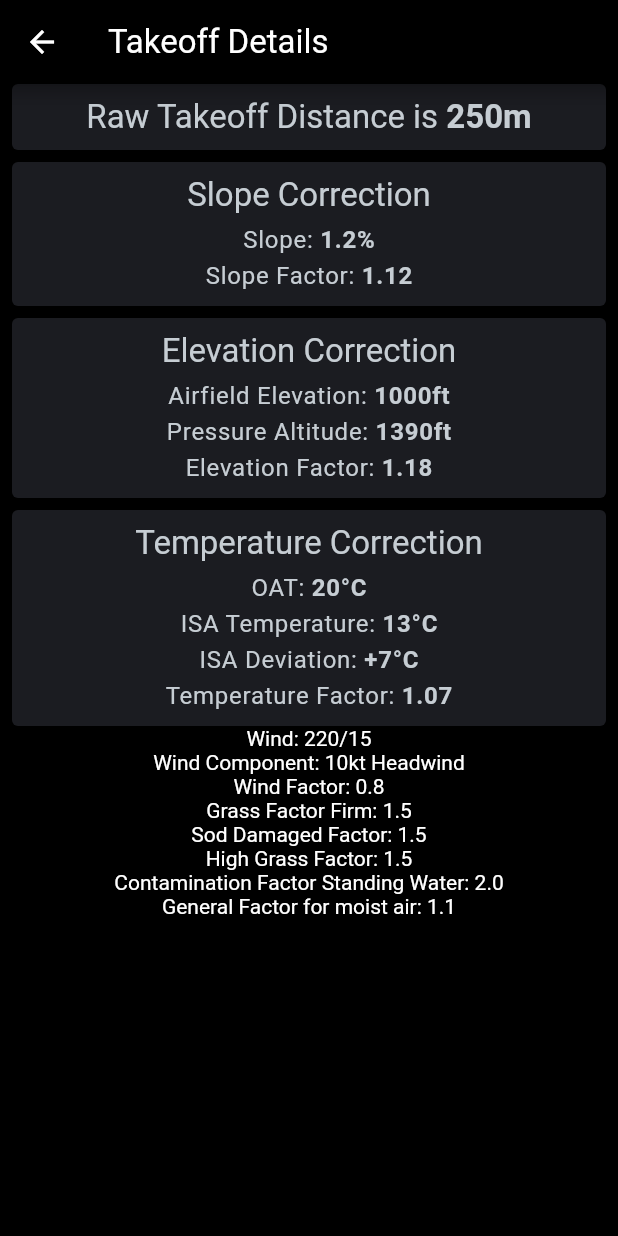
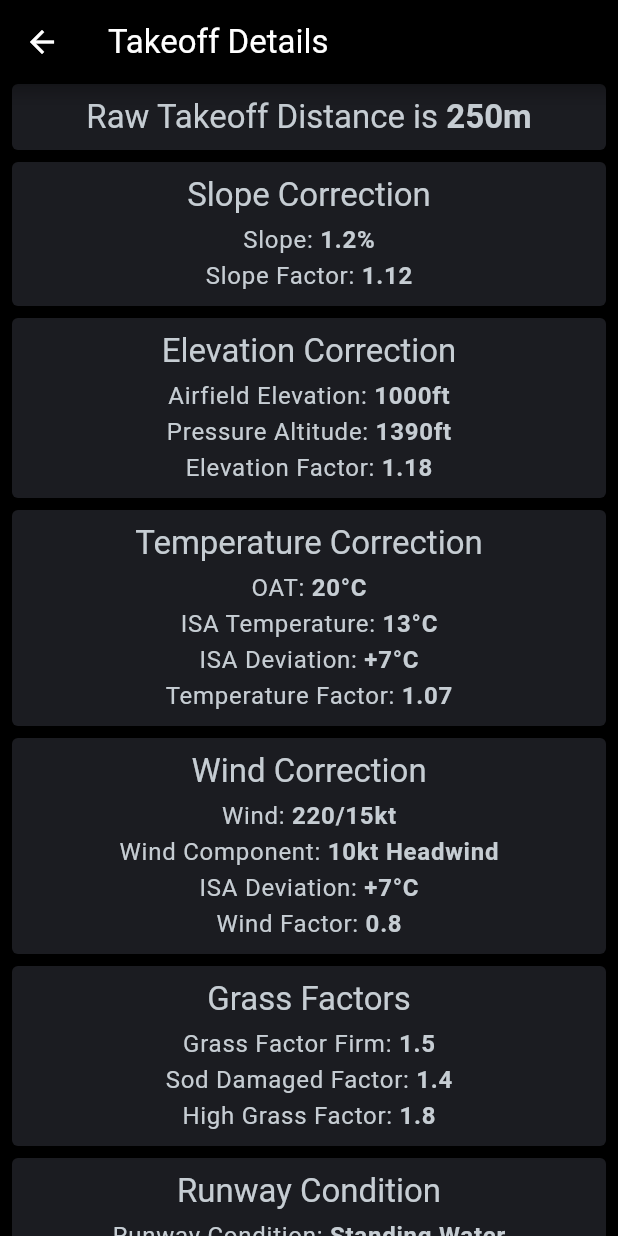
Before and after one commit to FrenchTacoDev/ultra_light_performance_tool, a Flutter app: the TakeoffDetails screen opened directly, on a phone screen of 412 x 824 dp. Run offline on Flutter 3.47's test engine with Material 3 defaults, Android fonts, the phone set to English and light mode, and no system bars; our stand-ins replace file_picker, flutter_bloc, share_plus, sqflite, sqflite_common_ffi; accounts and stored records are empty.

Commit message:
calculation rework
needs testing!

```diff
--- a/lib/src/performance calculation/BLoC/calculation_bloc.dart
+++ b/lib/src/performance calculation/BLoC/calculation_bloc.dart
@@ -238,6 +238,7 @@ class CalculationCubit extends Cubit<CalculationState>{
   void calculate({required BuildContext context}){
     var rawTod = aircraft.todr;
     var calc = PerformanceCalculator(
+      parameters: CalculationParameters(
           corrections: context.read<ApplicationCubit>().settings.corrections,
           rawTod: rawTod,
           runway: state.runway!,
@@ -249,6 +250,7 @@ class CalculationCubit extends Cubit<CalculationState>{
           highGrass: state.highGrass ?? false,
           sodDamaged: state.sodDamaged ?? false,
           runwayCondition: state.runwayCondition!
+      ),
     );
 
     emit(state.copyWith(rawTod: calc.calculateUnfactored().ceil()));
--- a/lib/src/performance calculation/views/widgets/takeoff_details.dart
+++ b/lib/src/performance calculation/views/widgets/takeoff_details.dart
@@ -135,78 +135,170 @@ class TakeoffDetails extends StatelessWidget {
                   ],
                 ),
               ),
+              const SizedBox(height: 8,),
+              _BGCard(
+                child: Column(
+                  children: [
+                    Text("Wind Correction", style: titleS,),
+                    const SizedBox(height: 4,),
                     RichText(
                       text: TextSpan(
-                    style: ts,
                           children: [
-                      TextSpan(text: "Wind: ",),
-                      TextSpan(text: "220/15"),
+                            TextSpan(text: "Wind: ", style: bodyS),
+                            TextSpan(text: "220/15kt", style: bodySB),
                           ]
                       ),
                     ),
                     RichText(
                       text: TextSpan(
-                    style: ts,
                           children: [
-                      TextSpan(text: "Wind Component: ",),
-                      TextSpan(text: "10kt Headwind"),
+                            TextSpan(text: "Wind Component: ", style: bodyS),
+                            TextSpan(text: "10kt Headwind", style: bodySB),
                           ]
                       ),
                     ),
                     RichText(
                       text: TextSpan(
-                    style: ts,
                           children: [
-                      TextSpan(text: "Wind Factor: ",),
-                      TextSpan(text: "0.8"),
+                            TextSpan(text: "ISA Deviation: ", style: bodyS),
+                            TextSpan(text: "+7°C", style: bodySB),
                           ]
                       ),
                     ),
                     RichText(
                       text: TextSpan(
-                    style: ts,
                           children: [
-                      TextSpan(text: "Grass Factor Firm: ",),
-                      TextSpan(text: "1.5"),
+                            TextSpan(text: "Wind Factor: ", style: bodyS),
+                            TextSpan(text: "0.8", style: bodySB),
+                          ]
+                      ),
+                    ),
+                  ],
+                ),
+              ),
+              const SizedBox(height: 8,),
+              _BGCard(
+                child: Column(
+                  children: [
+                    Text("Grass Factors", style: titleS,),
+                    const SizedBox(height: 4,),
+                    RichText(
+                      text: TextSpan(
+                          children: [
+                            TextSpan(text: "Grass Factor Firm: ", style: bodyS),
+                            TextSpan(text: "1.5", style: bodySB),
                           ]
                       ),
                     ),
                     RichText(
                       text: TextSpan(
-                    style: ts,
                           children: [
-                      TextSpan(text: "Sod Damaged Factor: ",),
-                      TextSpan(text: "1.5"),
+                            TextSpan(text: "Sod Damaged Factor: ", style: bodyS),
+                            TextSpan(text: "1.4", style: bodySB),
                           ]
                       ),
                     ),
                     RichText(
                       text: TextSpan(
-                    style: ts,
                           children: [
-                      TextSpan(text: "High Grass Factor: ",),
-                      TextSpan(text: "1.5"),
+                            TextSpan(text: "High Grass Factor: ", style: bodyS),
+                            TextSpan(text: "1.8", style: bodySB),
+                          ]
+                      ),
+                    ),
+                  ],
+                ),
+              ),
+              const SizedBox(height: 8,),
+              _BGCard(
+                child: Column(
+                  children: [
+                    Text("Runway Condition", style: titleS,),
+                    const SizedBox(height: 4,),
+                    RichText(
+                      text: TextSpan(
+                          children: [
+                            TextSpan(text: "Runway Condition: ", style: bodyS),
+                            TextSpan(text: "Standing Water", style: bodySB),
                           ]
                       ),
                     ),
                     RichText(
                       text: TextSpan(
-                    style: ts,
                           children: [
-                      TextSpan(text: "Contamination Factor Standing Water: ",),
-                      TextSpan(text: "2.0"),
+                            TextSpan(text: "Condition Factor: ", style: bodyS),
+                            TextSpan(text: "2.0", style: bodySB),
+                          ]
+                      ),
+                    ),
+                  ],
+                ),
+              ),
+              const SizedBox(height: 8,),
+              _BGCard(
+                child: RichText(
+                  textAlign: TextAlign.center,
+                  text: TextSpan(
+                      children: [
+                        TextSpan(text: "The calculation contains a general factor of ", style: bodyS),
+                        TextSpan(text: "1.1 (10%) ", style: bodySB),
+                        TextSpan(text: "for moist air.", style: bodyS),
+                      ]
+                  ),
+                ),
+              ),
+              const SizedBox(height: 8,),
+              _BGCard(
+                child: Column(
+                  children: [
+                    Text("Results", style: titleS,),
+                    const SizedBox(height: 4,),
+                    RichText(
+                      text: TextSpan(
+                          children: [
+                            TextSpan(text: "Factorized Takeoff Distance Required: ", style: bodyS),
+                            TextSpan(text: "1325m", style: bodySB),
                           ]
                       ),
                     ),
                     RichText(
                       text: TextSpan(
-                    style: ts,
                           children: [
-                      TextSpan(text: "General Factor for moist air: ",),
-                      TextSpan(text: "1.1"),
+                            TextSpan(text: "Safety Margin: ", style: bodyS),
+                            TextSpan(text: "1.15", style: bodySB),
                           ]
                       ),
                     ),
+                    RichText(
+                      text: TextSpan(
+                          children: [
+                            TextSpan(text: "Takeoff Distance Required with Margin: ", style: bodyS),
+                            TextSpan(text: "1523m", style: bodySB),
+                          ]
+                      ),
+                    ),
+                    const SizedBox(height: 4,),
+                    Text("Runway 16L Full", style: titleS,),
+                    RichText(
+                      text: TextSpan(
+                          children: [
+                            TextSpan(text: "Takeoff Distance Available: ", style: bodyS),
+                            TextSpan(text: "2000m", style: bodySB),
+                          ]
+                      ),
+                    ),
+                    RichText(
+                      text: TextSpan(
+                          children: [
+                            TextSpan(text: "Remaining Runway: ", style: bodyS),
+                            TextSpan(text: "477m (675m)", style: bodySB),
+                          ]
+                      ),
+                    ),
+                  ],
+                ),
+              ),
+              const SizedBox(height: 8,),
             ],
           ),
         )
@@ -233,8 +325,3 @@ class _BGCard extends StatelessWidget {
     );
   }
 }
-
-
-//const Center(
-//           child: Text("These are the takeoff details", style: TextStyle(color: Colors.white)),
-//         )
```
Also changed, not shown: lib/src/performance calculation/calculations.dart (+132 -76 lines), 1 other file. Lines whose indentation alone changed are shown as unchanged.
